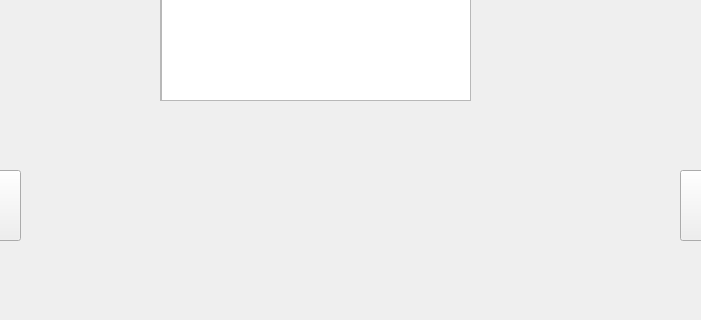
oliviadinicola/LIPS, file ui/InferencingUI.ui: the form before one commit; both pictures show x 250 to 951 and y 580 to 900 of the 1200 by 900 pixel window.
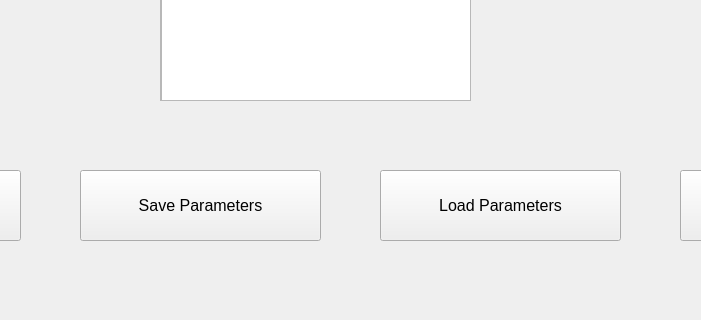
The form after the commit.

Commit message: inferencing buttons

Patch:
```diff
--- a/ui/InferencingUI.ui
+++ b/ui/InferencingUI.ui
@@ -242,6 +242,42 @@
      <string/>
     </property>
    </widget>
+   <widget class="QPushButton" name="saveParametersButton_2">
+    <property name="geometry">
+     <rect>
+      <x>330</x>
+      <y>750</y>
+      <width>241</width>
+      <height>71</height>
+     </rect>
+    </property>
+    <property name="font">
+     <font>
+      <pointsize>12</pointsize>
+     </font>
+    </property>
+    <property name="text">
+     <string>Save Parameters</string>
+    </property>
+   </widget>
+   <widget class="QPushButton" name="loadParametersButton_2">
+    <property name="geometry">
+     <rect>
+      <x>630</x>
+      <y>750</y>
+      <width>241</width>
+      <height>71</height>
+     </rect>
+    </property>
+    <property name="font">
+     <font>
+      <pointsize>12</pointsize>
+     </font>
+    </property>
+    <property name="text">
+     <string>Load Parameters</string>
+    </property>
+   </widget>
   </widget>
   <widget class="QMenuBar" name="menubar">
    <property name="geometry">
```
